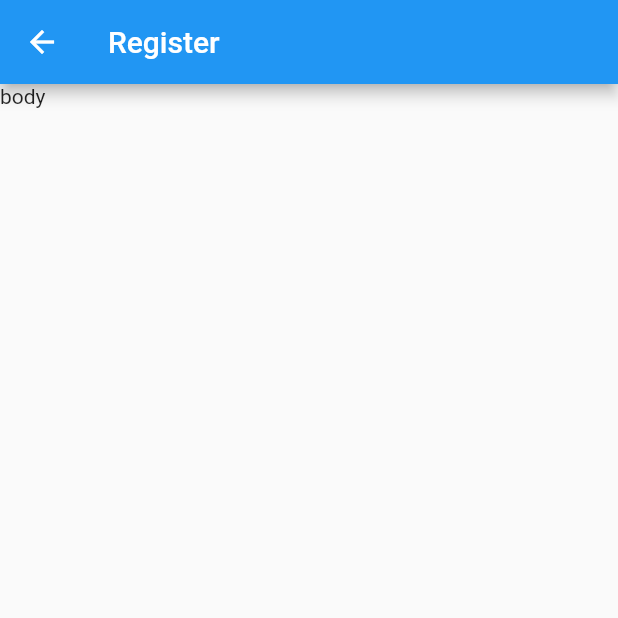
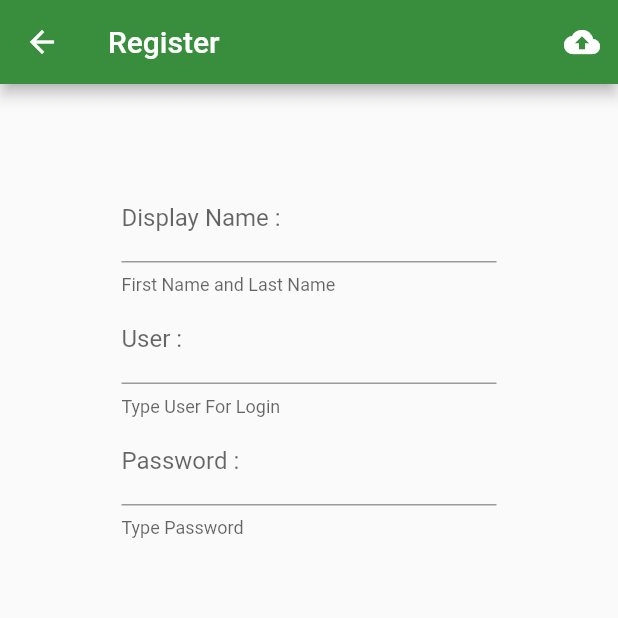
Before and after one commit to masterUNG/LionApp, a Flutter app: the screen it shows after launch, after a tap on "Sign Up", on a phone screen of 412 x 824 dp, the top half of it. Run offline on Flutter 3.47's test engine with Material 2 defaults, Android fonts, the phone set to English and light mode, and no system bars.

Commit message:
Register Success

```diff
--- a/lib/main.dart
+++ b/lib/main.dart
@@ -1,14 +1,16 @@
 import 'package:flutter/material.dart';
 import 'package:lion_app/screens/authen.dart';
 
-main(){
+main() {
   runApp(MyApp());
 }
-
 
 class MyApp extends StatelessWidget {
   @override
   Widget build(BuildContext context) {
-    return MaterialApp(home: Authen(),);
+    return MaterialApp(
+      debugShowCheckedModeBanner: false,
+      home: Authen(),
+    );
   }
 }
--- a/lib/screens/register.dart
+++ b/lib/screens/register.dart
@@ -1,4 +1,6 @@
 import 'package:flutter/material.dart';
+import 'package:http/http.dart' show get;
+import 'dart:convert';
 
 class Register extends StatefulWidget {
   @override
@@ -6,13 +8,116 @@ class Register extends StatefulWidget {
 }
 
 class _RegisterState extends State<Register> {
+  // Explicit
+  final formKey = GlobalKey<FormState>();
+  String name, user, password;
+
+  // Method
+  Widget uploadButton() {
+    return IconButton(
+      icon: Icon(Icons.cloud_upload),
+      onPressed: () {
+        print('You Click Upload');
+        if (formKey.currentState.validate()) {
+          formKey.currentState.save();
+          print('name = $name, user = $user, password = $password');
+          uploadToServer();
+        }
+      },
+    );
+  }
+
+  Future<void> uploadToServer() async {
+    String url =
+        'https://www.androidthai.in.th/lion/addDataMaster.php?isAdd=true&Name=$name&User=$user&Password=$password';
+
+    var response = await get(url);
+    var result = json.decode(response.body);
+    if ((result.toString()) == 'true') {
+      Navigator.of(context).pop();
+    }
+  }
+
+  Widget nameText() {
+    return TextFormField(
+      decoration: InputDecoration(
+        labelText: 'Display Name :',
+        helperText: 'First Name and Last Name',
+        hintText: 'English Only',
+      ),
+      validator: (String value) {
+        if (value.isEmpty) {
+          return 'Please Fill Your Name';
+        }
+      },
+      onSaved: (String value) {
+        name = value;
+      },
+    );
+  }
+
+  Widget userText() {
+    return TextFormField(
+      decoration: InputDecoration(
+        labelText: 'User :',
+        helperText: 'Type User For Login',
+        hintText: 'Not Blank',
+      ),
+      validator: (String value) {
+        if (value.isEmpty) {
+          return 'Please Fill Your User';
+        }
+      },
+      onSaved: (String value) {
+        user = value;
+      },
+    );
+  }
+
+  Widget passwordText() {
+    return TextFormField(
+      decoration: InputDecoration(
+        labelText: 'Password :',
+        helperText: 'Type Password',
+        hintText: 'Not Blank',
+      ),
+      validator: (String value) {
+        if (value.isEmpty) {
+          return 'Please Type Password';
+        }
+      },
+      onSaved: (String value) {
+        password = value;
+      },
+    );
+  }
+
   @override
   Widget build(BuildContext context) {
     return Scaffold(
+      resizeToAvoidBottomPadding: false,
       appBar: AppBar(
+        backgroundColor: Colors.green[700],
         title: Text('Register'),
+        actions: <Widget>[uploadButton()],
       ),
-      body: Text('body'),
+      body: Container(
+        alignment: Alignment.topCenter,
+        padding: EdgeInsets.only(top: 60.0),
+        child: Container(
+          width: 250.0,
+          child: Form(
+            key: formKey,
+            child: ListView(
+              children: <Widget>[
+                nameText(),
+                userText(),
+                passwordText(),
+              ],
+            ),
+          ),
+        ),
+      ),
     );
   }
 }
--- a/pubspec.yaml
+++ b/pubspec.yaml
@@ -23,6 +23,7 @@ dependencies:
   # The following adds the Cupertino Icons font to your application.
   # Use with the CupertinoIcons class for iOS style icons.
   cupertino_icons: ^0.1.2
+  http: ^0.12.0+2
 
 dev_dependencies:
   flutter_test:
```
Also changed, not shown: pubspec.lock.
